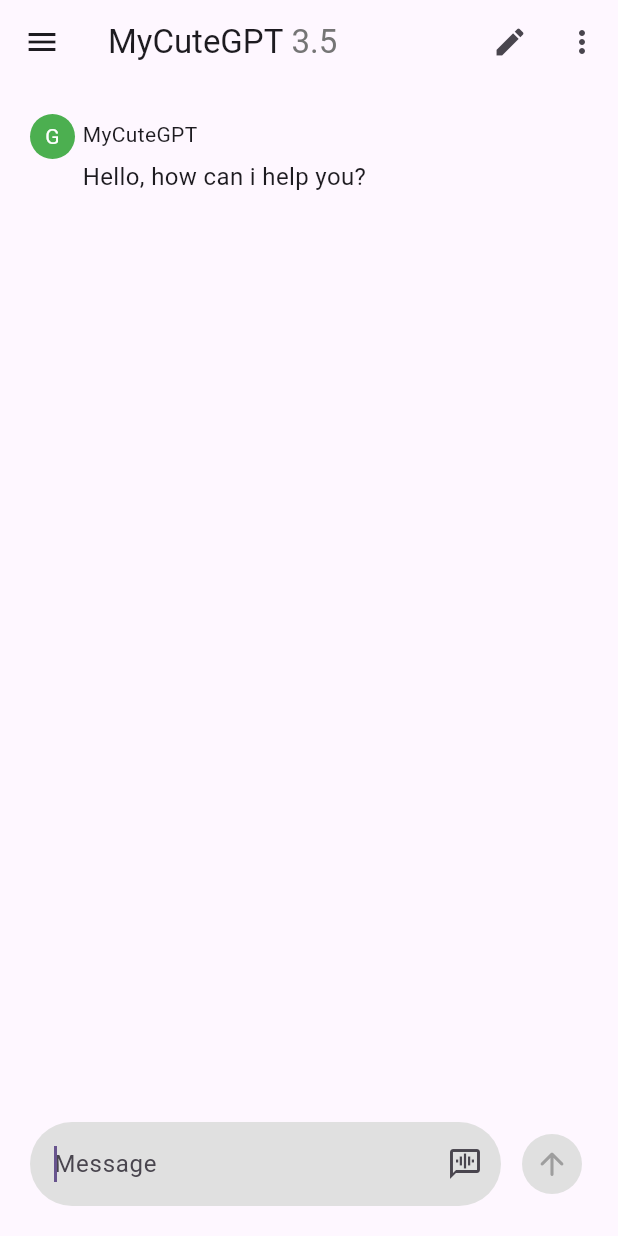
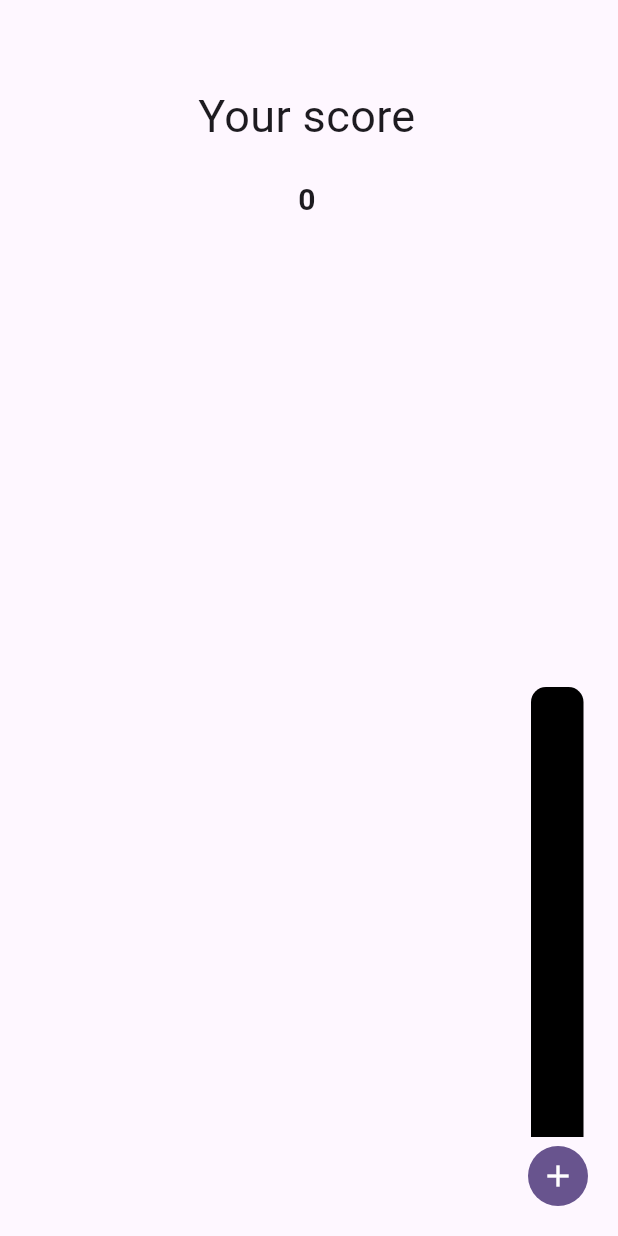
Before and after one commit to flexboni/flutter_boot, a Flutter app: the screen it shows after launch, on a phone screen of 412 x 824 dp. Run offline on Flutter 3.47's test engine with Material 3 defaults, Android fonts, the phone set to English and light mode, and no system bars.

Commit message:
feat: 2일차 기본문제

```diff
--- a/lib/main.dart
+++ b/lib/main.dart
@@ -1,3 +1,5 @@
+import 'dart:async';
+
 import 'package:flutter/material.dart';
 
 void main() {
@@ -20,18 +22,6 @@ class MyApp extends StatelessWidget {
   }
 }
 
-enum UserType { gpt, me }
-
-class Chat {
-  const Chat({required this.type, required this.message});
-
-  final UserType type;
-  final String message;
-}
-
-const basicGPTMessage =
-    'Actually, I don\'t have any features, but one day I\'ll grow up and become ChatGPT!';
-
 class MyHomePage extends StatefulWidget {
   const MyHomePage({super.key});
 
@@ -40,186 +30,107 @@ class MyHomePage extends StatefulWidget {
 }
 
 class _MyHomePageState extends State<MyHomePage> {
-  late TextEditingController _textController;
-  late ScrollController _scrollController;
-
-  List<Chat> chats = [];
+  int score = 0;
+  double height = 0;
+  Timer? timer;
 
   @override
   void initState() {
     super.initState();
+  }
 
-    _textController = TextEditingController();
-    _scrollController = ScrollController();
+  void onTapFloatButton() {
+    height += 100;
 
-    chats.add(
-      const Chat(type: UserType.gpt, message: 'Hello, how can i help you?'),
-    );
+    if (height >= 300) {
+      height = 300;
+      ++score;
+    }
+
+    setState(() {});
+
+    if (timer == null || !timer!.isActive) {
+      timer = Timer.periodic(const Duration(milliseconds: 120), (timer) {
+        height -= 50;
+
+        if (height <= 0) {
+          height = 0;
+          score = 0;
+          timer.cancel();
+        }
+
+        setState(() {});
+      });
+    }
   }
 
   @override
   Widget build(BuildContext context) {
     return Scaffold(
-      appBar: AppBar(
-        title: Text.rich(
-          TextSpan(text: 'MyCuteGPT', children: [
-            TextSpan(
-              text: ' 3.5',
-              style: TextStyle(color: Colors.grey[600]),
-            )
-          ]),
+      body: Container(
+        width: double.infinity,
+        padding: const EdgeInsets.fromLTRB(
+          20,
+          kToolbarHeight,
+          kFloatingActionButtonMargin + 7,
+          50 + kFloatingActionButtonMargin,
         ),
-        leading: IconButton(onPressed: () {}, icon: const Icon(Icons.menu)),
-        actions: [
-          IconButton(onPressed: () {}, icon: const Icon(Icons.edit)),
-          IconButton(onPressed: () {}, icon: const Icon(Icons.more_vert)),
-        ],
-      ),
-      body: Padding(
-        padding: const EdgeInsets.all(20),
-        child: Column(
+        child: Stack(
           children: <Widget>[
-            Expanded(
-              child: ListView.separated(
-                controller: _scrollController,
-                separatorBuilder: (BuildContext context, int index) =>
-                    const SizedBox(height: 10),
-                itemCount: chats.length,
-                itemBuilder: (BuildContext context, int index) {
-                  final Chat chat = chats[index];
-                  return ListItem(type: chat.type, message: chat.message);
-                },
+            Align(
+              alignment: Alignment.topCenter,
+              child: Column(
+                children: [
+                  const Text(
+                    'Your score',
+                    style: TextStyle(fontSize: 30),
+                  ),
+                  const SizedBox(height: 20),
+                  Text(
+                    '$score',
+                    style: const TextStyle(
+                      fontWeight: FontWeight.bold,
+                      fontSize: 20,
+                    ),
+                  ),
+                ],
               ),
             ),
-            Row(
-              children: [
-                Expanded(
-                  child: TextField(
-                    controller: _textController,
-                    keyboardType: TextInputType.multiline,
-                    maxLines: null,
-                    autofocus: true,
-                    onChanged: (value) {
-                      setState(() {});
-                    },
-                    decoration: InputDecoration(
-                      hintText: 'Message',
-                      fillColor: Colors.grey[300],
-                      filled: true,
-                      suffixIcon: _textController.text.isNotEmpty
-                          ? null
-                          : const Icon(Icons.voice_chat),
-                      border: const OutlineInputBorder(
-                        borderRadius: BorderRadius.all(Radius.circular(45)),
-                        borderSide: BorderSide.none,
-                      ),
-                    ),
+            Align(
+              alignment: Alignment.bottomRight,
+              child: Container(
+                width: 35,
+                height: 300,
+                decoration: const BoxDecoration(
+                  color: Colors.black,
+                  borderRadius: BorderRadius.only(
+                    topLeft: Radius.circular(10),
+                    topRight: Radius.circular(10),
                   ),
                 ),
-                const SizedBox(width: 10),
-                IconButton(
-                  onPressed: _textController.text.isNotEmpty
-                      ? () {
-                          setState(() {
-                            chats.addAll([
-                              Chat(
-                                  type: UserType.me,
-                                  message: _textController.text),
-                              const Chat(
-                                type: UserType.gpt,
-                                message: basicGPTMessage,
-                              ),
-                            ]);
-
-                            _textController.text = '';
-
-                            _scrollController.animateTo(
-                              _scrollController.position.maxScrollExtent,
-                              duration: const Duration(milliseconds: 300),
-                              curve: Curves.ease,
-                            );
-                          });
-                        }
-                      : null,
-                  style: ButtonStyle(
-                    backgroundColor: MaterialStatePropertyAll(
-                      _textController.text.isNotEmpty
-                          ? Colors.black
-                          : Colors.grey[300],
-                    ),
-                  ),
-                  icon: Icon(
-                    Icons.arrow_upward_rounded,
-                    color: _textController.text.isNotEmpty
-                        ? Colors.white
-                        : Colors.grey,
+              ),
+            ),
+            Align(
+              alignment: Alignment.bottomRight,
+              child: Container(
+                width: 35,
+                height: height,
+                decoration: const BoxDecoration(
+                  color: Colors.purple,
+                  borderRadius: BorderRadius.only(
+                    topLeft: Radius.circular(10),
+                    topRight: Radius.circular(10),
                   ),
                 ),
-              ],
-            ),
+              ),
+            )
           ],
         ),
+      ),
+      floatingActionButton: IconButton.filled(
+        onPressed: onTapFloatButton,
+        icon: const Icon(Icons.add),
       ),
     );
   }
 }
-
-class ListItem extends StatelessWidget {
-  const ListItem({
-    super.key,
-    required this.type,
-    this.message,
-  });
-
-  final UserType type;
-  final String? message;
-
-  final double width = 30;
-
-  @override
-  Widget build(BuildContext context) {
-    final bool isGpt = type == UserType.gpt;
-    return Column(
-      crossAxisAlignment: CrossAxisAlignment.start,
-      children: [
-        Row(
-          children: [
-            Container(
-              height: width,
-              width: width,
-              alignment: Alignment.center,
-              decoration: BoxDecoration(
-                  color: isGpt ? Colors.green : Colors.purple,
-                  borderRadius: const BorderRadius.all(Radius.circular(90))),
-              child: Text(
-                isGpt ? 'G' : 'FC',
-                style: const TextStyle(
-                  color: Colors.white,
-                ),
-              ),
-            ),
-            const SizedBox(width: 5),
-            Column(
-              crossAxisAlignment: CrossAxisAlignment.start,
-              children: [
-                Text(isGpt ? 'MyCuteGPT' : 'FlutterBoot'),
-                const SizedBox(height: 3),
-              ],
-            ),
-          ],
-        ),
-        Row(
-          children: [
-            SizedBox(width: width + 5),
-            Expanded(
-              child: Text(
-                message ?? basicGPTMessage,
-                style: const TextStyle(fontSize: 16),
-              ),
-            ),
-          ],
-        ),
-      ],
-    );
-  }
-}
```
Also changed, not shown: pubspec.yaml (+2 -69 lines), pubspec.lock, 2 other files.
